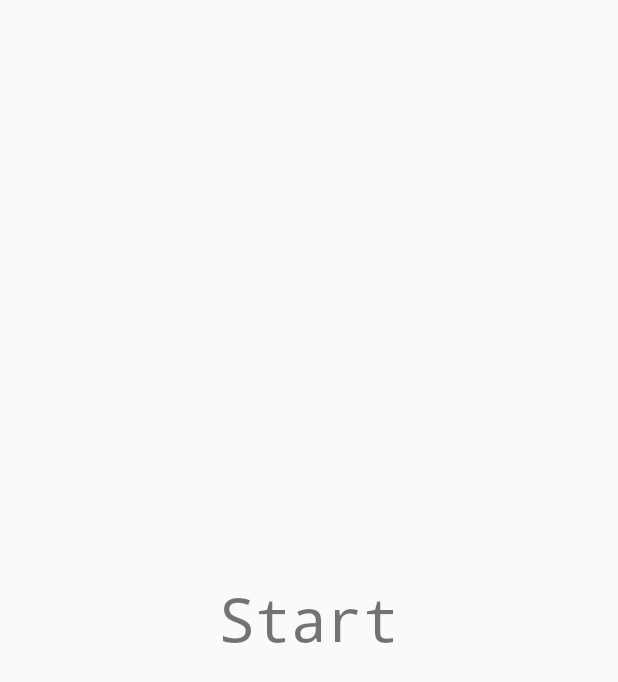
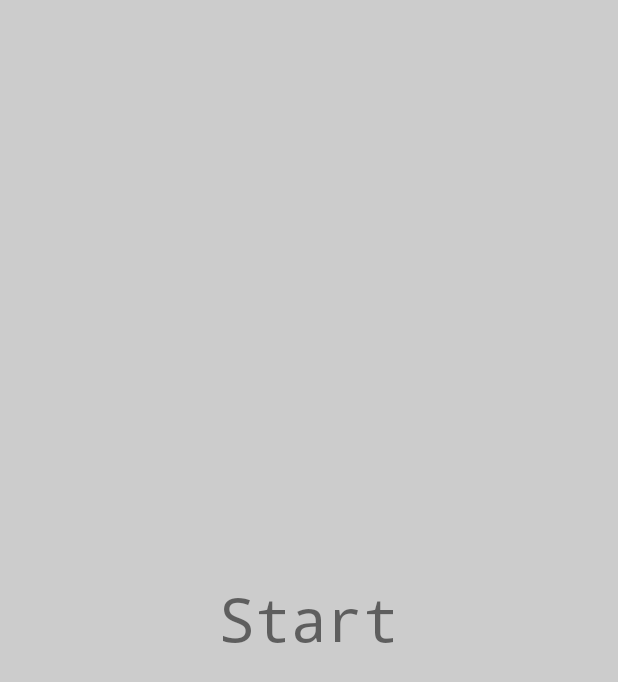
Before and after one commit to FunkBodySnatcher/Block_Game, an Android app: the screen it shows after launch (MainActivity), on a phone screen of 412 x 824 dp. Shown: the top 682 px of the screen. Run offline under Robolectric (Android 15) with nearby library versions, the phone set to English and light mode, and no system bars.

Commit message:
Just alot of things man

```diff
--- a/app/src/main/java/com/example/gard/block_game/MainActivity.java
+++ b/app/src/main/java/com/example/gard/block_game/MainActivity.java
@@ -1,5 +1,6 @@
 package com.example.gard.block_game;
 
+import android.graphics.Color;
 import android.graphics.drawable.ColorDrawable;
 import android.os.Build;
 import android.os.Bundle;
@@ -9,8 +10,10 @@ import android.support.v7.app.ActionBar;
 import android.support.v7.app.AppCompatActivity;
 import android.view.View;
 import android.widget.Button;
+import android.widget.ImageView;
 import android.widget.TextView;
 
+import java.util.ArrayList;
 import java.util.Random;
 
 public class MainActivity extends AppCompatActivity {
@@ -18,26 +21,43 @@ public class MainActivity extends AppCompatActivity {
 
     //Define text
     private TextView startText;
+    private TextView scoreTracker;
+    private ImageView heart1;
+    private ImageView heart2;
+    private ImageView heart3;
+    private ConstraintLayout cl;
+    private View.OnClickListener onClickListener;
 
-    private TextView scoreTracker;
+    private ArrayList<CustomButton> buttons = new ArrayList<>();
+    private int speed = 5000;
+    private int hp = 3;
+    private int score = 0;
+    private Double chanceLimit = 99.5;
 
-    private ConstraintLayout cl;
-
-    private int screenWidth;
-    private int screenHeight;
-
-    private View.OnClickListener onClickListener;
+    //Ending stuff
+    private TextView gameoverText;
+    private TextView mainMenuText;
+    private TextView tryAgainText;
 
     @Override
     protected void onCreate(Bundle savedInstanceState) {
         super.onCreate(savedInstanceState);
         setContentView(R.layout.activity_main);
-
         cl = (ConstraintLayout) findViewById(R.id.constraintLayout);
-
-        //Getting screen size
-        screenWidth = getResources().getDisplayMetrics().widthPixels;
-        screenHeight = getResources().getDisplayMetrics().heightPixels;
+        startText = (TextView) findViewById(R.id.startTextView);
+        startText.setOnClickListener(new View.OnClickListener() {
+            @Override
+            public void onClick(View v) {
+                startGame();
+            }
+        });
+        scoreTracker = (TextView) findViewById(R.id.scoreTrackerTextView);
+        heart1 = (ImageView)findViewById(R.id.heart1);
+        heart2 = (ImageView)findViewById(R.id.heart2);
+        heart3 = (ImageView)findViewById(R.id.heart3);
+        gameoverText = (TextView) findViewById(R.id.gameoverText);
+        mainMenuText = (TextView) findViewById(R.id.mainMenuText);
+        tryAgainText = (TextView) findViewById(R.id.tryAgainText);
 
         //Hide actionbar. May produce nullPointer....
         ActionBar actionBar = getSupportActionBar();
@@ -48,14 +68,7 @@ public class MainActivity extends AppCompatActivity {
         int uiOptions = View.SYSTEM_UI_FLAG_FULLSCREEN;
         decorView.setSystemUiVisibility(uiOptions);
 
-        //Get text
-        startText = (TextView) findViewById(R.id.startTextView);
-
-        scoreTracker = (TextView) findViewById(R.id.scoreTrackerTextView);
-
-        //Set scoretracker to invisible before pressing 'play'.
-        scoreTracker.setVisibility(View.INVISIBLE);
-
+        cl.setBackgroundColor(Color.LTGRAY);
         onClickListener = new View.OnClickListener() {
             @Override
             public void onClick(View v) {
@@ -77,6 +90,7 @@ public class MainActivity extends AppCompatActivity {
                         // Actions to do after 0.5 seconds
 
                         //Remove button.
+                        buttons.remove(button);
                         button.setVisibility(View.GONE);
 
                         //Set background color of pressed button.
@@ -85,63 +99,117 @@ public class MainActivity extends AppCompatActivity {
                     }
                 }, 500);
 
-                //button.setVisibility(View.INVISIBLE);
-
-                int nr = ran.nextInt(3);
-                switch (nr) {
-                    case 0: case 1:
-                        newFall();
-                        break;
-                    case 2:
-                        newFall();
-                        newFall();
-                        break;
-                    default:
-                        break;
+                int chance = ran.nextInt(101);
+                newFall();
+                if (chance > chanceLimit) {
+                    newFall();
                 }
                 incScore();
+
+                if (score % 2 == 0) {
+                    speed-=500;
+                    chanceLimit-=0.5;
+                }
             }
         };
     }
 
-    public void startGame(View view){
+    private void startGame(){
+        speed = 5000;
+        hp = 3;
+        score = 0;
+        chanceLimit = 99.5;
+        scoreTracker.setText(String.valueOf(score));
         //Hide start text.
         startText.setVisibility(View.INVISIBLE);
 
-        //Show scoreTracker.
+        //Show scoreTracker and hearts.
         scoreTracker.setVisibility(View.VISIBLE);
+        heart1.setVisibility(View.VISIBLE);
+        heart2.setVisibility(View.VISIBLE);
+        heart3.setVisibility(View.VISIBLE);
 
         //Set scoreTracker to front.
         //TODO: Currently working for API >= 21. Fix for API 20 and <
         if (Build.VERSION.SDK_INT >= Build.VERSION_CODES.LOLLIPOP) {
             scoreTracker.setElevation(2);
+            heart1.setElevation(2);
+            heart2.setElevation(2);
+            heart3.setElevation(2);
         } else {
             //?????? bringtofront fungerer ikke!!!
         }
 
         newFall();
-        newFall();
-        newFall();
     }
 
-    public void newFall() {
-        CustomButton button = new CustomButton(this);
-        button.setOnClickListener(onClickListener);
+    private void newFall() {
+        final int screenHeight = getResources().getDisplayMetrics().heightPixels;
+        final CustomButton button = new CustomButton(this);
+        buttons.add(button);
+        if (hp > 0) {
+            button.setOnClickListener(onClickListener);
+        }
         cl.addView(button);
-
-        int y = -(ran.nextInt(screenHeight)+50);
-        button.setY(y);
-        button.setX(ran.nextInt(700));
-
         button.animate()
-                .translationYBy(screenHeight + button.getHeight() - y)
+                .translationY(screenHeight)
                 .rotation(1080)
-                .setDuration(5000);
+                .setDuration(speed)
+                .withEndAction(new Runnable() {
+                    @Override
+                    public void run() {
+                        buttons.remove(button);
+                        button.setVisibility(View.GONE);
+                        takeDmg();
+                        if (hp != 0) {
+                            newFall();
+                        }
+                    }
+                });
     }
 
-    public void incScore() {
-        int score = Integer.parseInt(scoreTracker.getText().toString());
+    private void incScore() {
         score++;
         scoreTracker.setText(String.valueOf(score));
     }
+
+    private void takeDmg() {
+        hp--;
+        switch (hp) {
+            case 2:
+                heart3.setVisibility(View.INVISIBLE);
+                break;
+            case 1:
+                heart2.setVisibility(View.INVISIBLE);
+                break;
+            case 0:
+                heart1.setVisibility(View.INVISIBLE);
+                setEnding();
+                break;
+            default:
+                break;
+        }
+    }
+
+    private void setEnding() {
+        for (CustomButton button : buttons) {
+            button.animate().cancel();
+        }
+        gameoverText.setVisibility(View.VISIBLE);
+        mainMenuText.setVisibility(View.VISIBLE);
+        tryAgainText.setVisibility(View.VISIBLE);
+        tryAgainText.setOnClickListener(new View.OnClickListener() {
+            @Override
+            public void onClick(View v) {
+                for (CustomButton button : buttons) {
+                    button.setVisibility(View.GONE);
+                    buttons.remove(button);
+                }
+                gameoverText.setVisibility(View.INVISIBLE);
+                mainMenuText.setVisibility(View.INVISIBLE);
+                tryAgainText.setVisibility(View.INVISIBLE);
+                startGame();
+            }
+        });
+    }
 }
--- a/app/src/main/res/layout/activity_main.xml
+++ b/app/src/main/res/layout/activity_main.xml
@@ -6,6 +6,58 @@
     android:layout_width="match_parent"
     android:layout_height="match_parent"
     tools:context="com.example.gard.block_game.MainActivity">
+
+    <TextView
+        android:id="@+id/startTextView"
+        android:layout_width="wrap_content"
+        android:layout_height="wrap_content"
+        android:clickable="true"
+        android:fontFamily="monospace"
+        android:text="Start"
+        android:textSize="40sp"
+        android:visibility="visible"
+        app:layout_constraintBottom_toBottomOf="parent"
+        app:layout_constraintLeft_toLeftOf="parent"
+        app:layout_constraintRight_toRightOf="parent"
+        app:layout_constraintTop_toTopOf="parent"
+        app:layout_constraintVertical_bias="0.5" />
+
+    <ImageView
+        android:id="@+id/heart1"
+        android:layout_width="40dp"
+        android:layout_height="35dp"
+        android:layout_marginBottom="8dp"
+        android:layout_marginRight="8dp"
+        android:visibility="invisible"
+        app:layout_constraintBottom_toBottomOf="parent"
+        app:layout_constraintRight_toRightOf="parent"
+        app:srcCompat="@drawable/unnamed" />
+
+    <ImageView
+        android:id="@+id/heart2"
+        android:layout_width="40dp"
+        android:layout_height="35dp"
+        android:layout_marginBottom="0dp"
+        android:layout_marginRight="8dp"
+        android:layout_marginTop="0dp"
+        android:visibility="invisible"
+        app:layout_constraintBottom_toBottomOf="@+id/heart1"
+        app:layout_constraintRight_toLeftOf="@+id/heart1"
+        app:layout_constraintTop_toTopOf="@+id/heart1"
+        app:srcCompat="@drawable/unnamed" />
+
+    <ImageView
+        android:id="@+id/heart3"
+        android:layout_width="40dp"
+        android:layout_height="35dp"
+        android:layout_marginBottom="0dp"
+        android:layout_marginRight="8dp"
+        android:layout_marginTop="0dp"
+        android:visibility="invisible"
+        app:layout_constraintBottom_toBottomOf="@+id/heart2"
+        app:layout_constraintRight_toLeftOf="@+id/heart2"
+        app:layout_constraintTop_toTopOf="@+id/heart2"
+        app:srcCompat="@drawable/unnamed" />
 
     <TextView
         android:id="@+id/scoreTrackerTextView"
@@ -20,22 +72,57 @@
         android:text="0"
         android:textAllCaps="true"
         android:textSize="40sp"
+        android:visibility="invisible"
         app:layout_constraintLeft_toLeftOf="parent"
         app:layout_constraintRight_toRightOf="parent"
-        app:layout_constraintTop_toTopOf="parent"/>
+        app:layout_constraintTop_toTopOf="parent" />
 
     <TextView
-        android:id="@+id/startTextView"
+        android:id="@+id/gameoverText"
         android:layout_width="wrap_content"
         android:layout_height="wrap_content"
+        android:layout_marginBottom="24dp"
+        android:layout_marginLeft="8dp"
+        android:layout_marginRight="8dp"
         android:clickable="true"
         android:fontFamily="monospace"
         android:onClick="startGame"
-        android:text="Start"
-        android:textSize="40sp"
+        android:text="Game Over"
+        android:textSize="46sp"
+        android:textStyle="bold"
+        android:visibility="invisible"
+        app:layout_constraintBottom_toTopOf="@+id/mainMenuText"
+        app:layout_constraintLeft_toLeftOf="parent"
+        app:layout_constraintRight_toRightOf="parent" />
+
+    <TextView
+        android:id="@+id/mainMenuText"
+        android:layout_width="wrap_content"
+        android:layout_height="wrap_content"
+        android:layout_marginBottom="8dp"
+        android:layout_marginLeft="8dp"
+        android:layout_marginRight="8dp"
+        android:layout_marginTop="8dp"
+        android:text="Main Menu"
+        android:textSize="38sp"
+        android:visibility="invisible"
         app:layout_constraintBottom_toBottomOf="parent"
         app:layout_constraintLeft_toLeftOf="parent"
         app:layout_constraintRight_toRightOf="parent"
         app:layout_constraintTop_toTopOf="parent" />
 
+    <TextView
+        android:id="@+id/tryAgainText"
+        android:layout_width="wrap_content"
+        android:layout_height="wrap_content"
+        android:layout_marginLeft="8dp"
+        android:layout_marginRight="8dp"
+        android:layout_marginTop="8dp"
+        android:text="Try again"
+        android:textSize="38sp"
+        android:visibility="invisible"
+        app:layout_constraintLeft_toLeftOf="parent"
+        app:layout_constraintRight_toRightOf="parent"
+        app:layout_constraintTop_toBottomOf="@+id/mainMenuText" />
+
 </android.support.constraint.ConstraintLayout>
```
Also changed, not shown: app/src/main/java/com/example/gard/block_game/CustomButton.java (+9 -1 lines).
